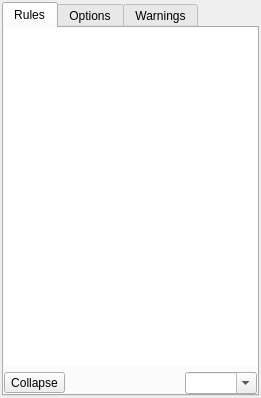
Before: the Qt Designer form src/tiled/bmptooldialog.ui in timbaker/tiled, drawn with Qt 5.
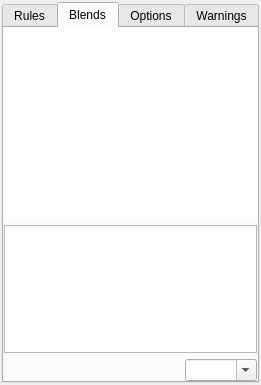
After: the same form once the commit is applied. The open tabs and pages were chosen to show the change. Icons and pictures are not drawn. Custom widgets are drawn as their Qt base class.

Commit message: Add "Blends" tab to BmpToolDialog.

Diff of the .ui file:
```diff
--- a/src/tiled/bmptooldialog.ui
+++ b/src/tiled/bmptooldialog.ui
@@ -7,7 +7,7 @@
     <x>0</x>
     <y>0</y>
     <width>253</width>
-    <height>398</height>
+    <height>355</height>
    </rect>
   </property>
   <property name="windowTitle">
@@ -88,6 +88,66 @@
        </item>
       </layout>
      </widget>
+     <widget class="QWidget" name="tab_4">
+      <attribute name="title">
+       <string>Blends</string>
+      </attribute>
+      <layout class="QVBoxLayout" name="verticalLayout_5">
+       <property name="leftMargin">
+        <number>0</number>
+       </property>
+       <property name="topMargin">
+        <number>0</number>
+       </property>
+       <property name="rightMargin">
+        <number>0</number>
+       </property>
+       <property name="bottomMargin">
+        <number>0</number>
+       </property>
+       <item>
+        <widget class="Tiled::Internal::BmpBlendView" name="blendView">
+         <property name="frameShape">
+          <enum>QFrame::NoFrame</enum>
+         </property>
+        </widget>
+       </item>
+       <item>
+        <widget class="Tiled::Internal::MixedTilesetView" name="tilesInBlend">
+         <property name="maximumSize">
+          <size>
+           <width>16777215</width>
+           <height>128</height>
+          </size>
+         </property>
+        </widget>
+       </item>
+       <item>
+        <layout class="QHBoxLayout" name="horizontalLayout_6">
+         <item>
+          <spacer name="horizontalSpacer_3">
+           <property name="orientation">
+            <enum>Qt::Horizontal</enum>
+           </property>
+           <property name="sizeHint" stdset="0">
+            <size>
+             <width>40</width>
+             <height>20</height>
+            </size>
+           </property>
+          </spacer>
+         </item>
+         <item>
+          <widget class="QComboBox" name="blendScaleCombo">
+           <property name="editable">
+            <bool>true</bool>
+           </property>
+          </widget>
+         </item>
+        </layout>
+       </item>
+      </layout>
+     </widget>
      <widget class="QWidget" name="tab_2">
       <attribute name="title">
        <string>Options</string>
@@ -368,6 +428,16 @@
    <extends>QTableView</extends>
    <header>bmpruleview.h</header>
   </customwidget>
+  <customwidget>
+   <class>Tiled::Internal::BmpBlendView</class>
+   <extends>QTableView</extends>
+   <header>bmpblendview.h</header>
+  </customwidget>
+  <customwidget>
+   <class>Tiled::Internal::MixedTilesetView</class>
+   <extends>QTableView</extends>
+   <header>BuildingEditor/mixedtilesetview.h</header>
+  </customwidget>
  </customwidgets>
  <resources>
   <include location="tiled.qrc"/>
```
Left out of the diff: 2 changed lines with no effect on the pictures. The commit also changes 6 other files.
